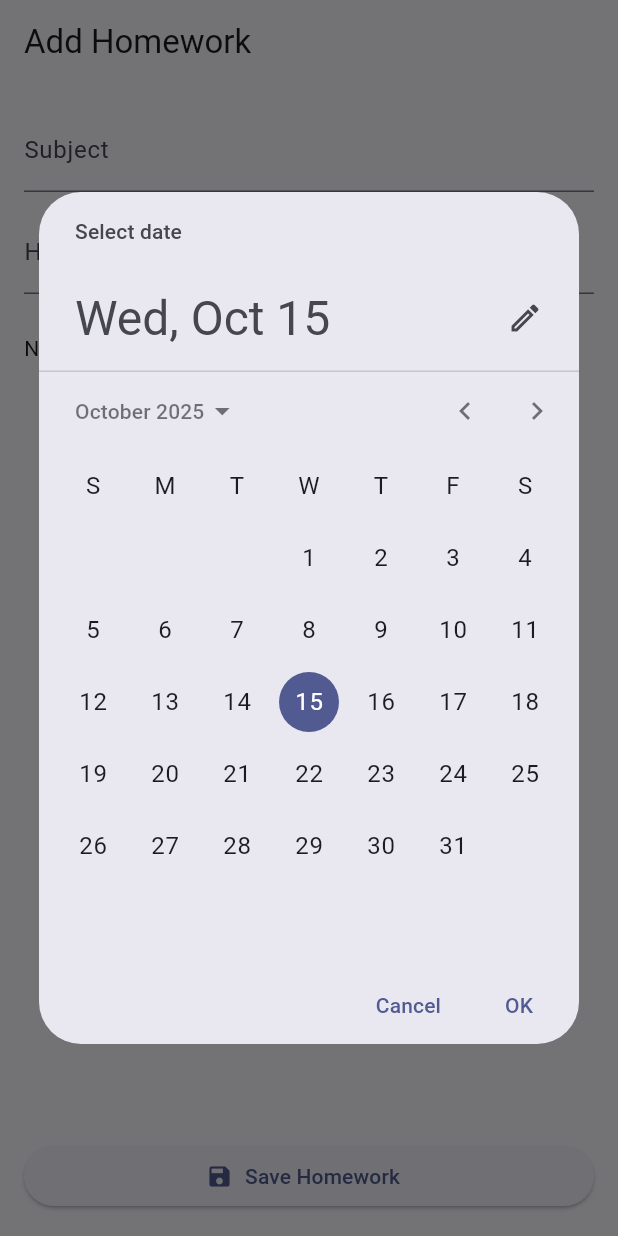
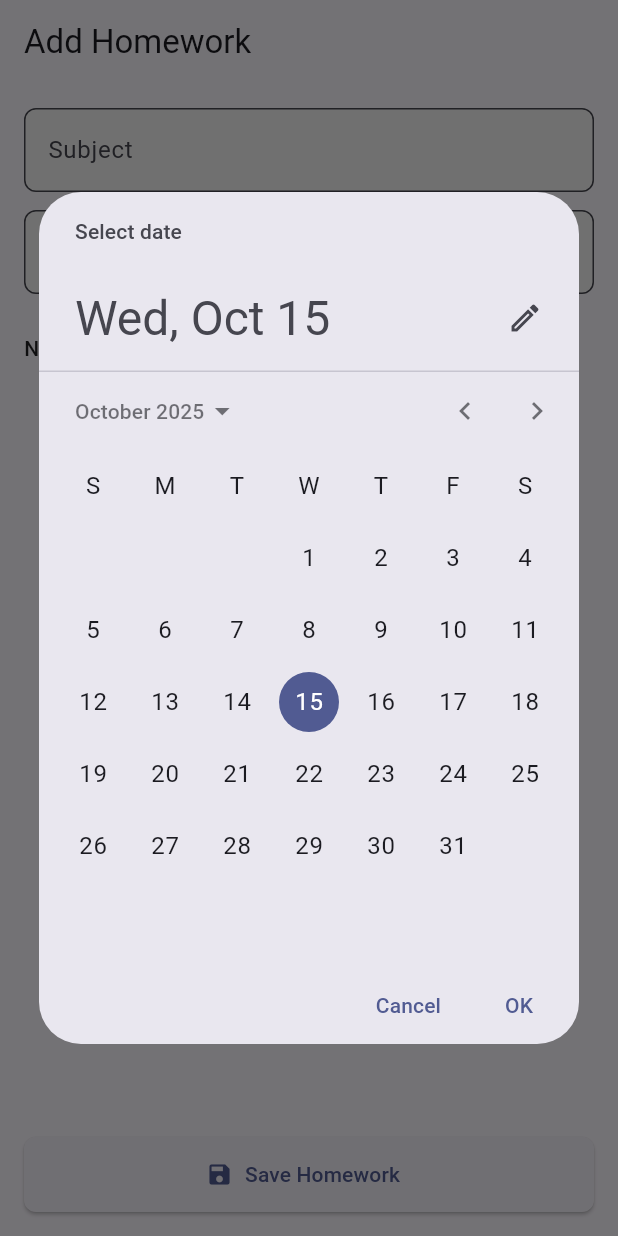
Before and after one commit to miqo12332/Midterm, a Flutter app: the AddHomeworkPage screen opened by its route, after a tap on "Pick Date", on a phone screen of 412 x 824 dp. Run offline on Flutter 3.47's test engine with Material 3 defaults, Android fonts, the phone set to English and light mode, and no system bars; our stand-ins replace flutter_bloc, go_router, shared_preferences; accounts and stored records are empty.

```diff
--- a/lib/add_homework.dart
+++ b/lib/add_homework.dart
@@ -51,13 +51,25 @@ class _AddHomeworkPageState extends State<AddHomeworkPage> {
             children: [
               TextFormField(
                 controller: _subjectCtrl,
-                decoration: const InputDecoration(labelText: "Subject"),
+                decoration: InputDecoration(
+                  labelText: "Subject",
+                  border: OutlineInputBorder(
+                      borderRadius: BorderRadius.circular(8)),
+                  filled: true,
+                  fillColor: Colors.grey.shade100,
+                ),
                 validator: (v) => v == null || v.isEmpty ? "Enter subject" : null,
               ),
               const SizedBox(height: 12),
               TextFormField(
                 controller: _titleCtrl,
-                decoration: const InputDecoration(labelText: "Homework Title"),
+                decoration: InputDecoration(
+                  labelText: "Homework Title",
+                  border: OutlineInputBorder(
+                      borderRadius: BorderRadius.circular(8)),
+                  filled: true,
+                  fillColor: Colors.grey.shade100,
+                ),
                 validator: (v) => v == null || v.isEmpty ? "Enter title" : null,
               ),
               const SizedBox(height: 12),
@@ -68,17 +80,26 @@ class _AddHomeworkPageState extends State<AddHomeworkPage> {
                       _dueDate == null
                           ? "No date selected"
                           : "Due: ${_dueDate!.toLocal().toString().split(' ')[0]}",
+                      style: TextStyle(
+                          fontWeight: FontWeight.w500, color: Colors.black87),
                     ),
                   ),
-                  TextButton(onPressed: _pickDate, child: const Text("Pick Date")),
+                  TextButton(
+                      onPressed: _pickDate,
+                      child: const Text("Pick Date",
+                          style: TextStyle(color: Colors.indigo))),
                 ],
               ),
               const Spacer(),
               SizedBox(
                 width: double.infinity,
+                height: 50,
                 child: ElevatedButton.icon(
                   icon: const Icon(Icons.save),
                   label: const Text("Save Homework"),
+                  style: ElevatedButton.styleFrom(
+                      shape: RoundedRectangleBorder(
+                          borderRadius: BorderRadius.circular(8))),
                   onPressed: _save,
                 ),
               ),
```
Also changed, not shown: lib/main.dart (+40 -11 lines).
